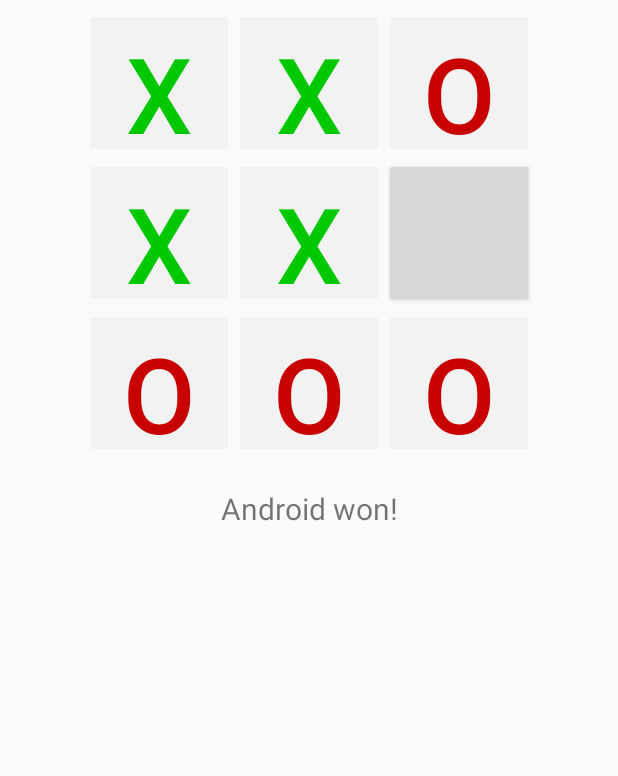
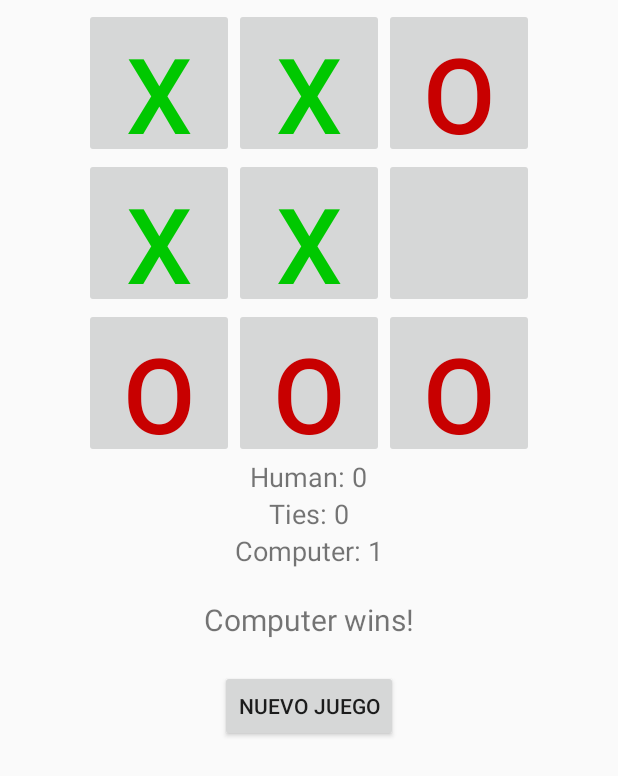
Before and after one commit to NivekTakedown/Tic-Tac-Toe-App-dadm-2024-2, an Android app built with Jetpack Compose: the screen it shows after launch (MainActivity), after a tap on an icon or button, on a phone screen of 412 x 824 dp. Shown: the top 776 px of the screen. Run offline under Robolectric (Android 15) with nearby library versions, the phone set to English and light mode, and no system bars; 3 other taps on this screen came first.

Commit message:
funcionando boton de reinicio y contador

```diff
--- a/app/src/main/java/xyz/ramos_lopez/tic_tac_toe_app/MainActivity.kt
+++ b/app/src/main/java/xyz/ramos_lopez/tic_tac_toe_app/MainActivity.kt
@@ -9,10 +9,14 @@ import androidx.activity.ComponentActivity
 
 class MainActivity : ComponentActivity() {
     private lateinit var game: TicTacToeGame
-    // Botones que forman el tablero
     private lateinit var boardButtons: Array<Button>
-    // Texto informativo
     private lateinit var infoTextView: TextView
+    private lateinit var newGameButton: Button
+
+    // Variables para el marcador
+    private var humanScore = 0
+    private var tieScore = 0
+    private var computerScore = 0
 
     override fun onCreate(savedInstanceState: Bundle?) {
         super.onCreate(savedInstanceState)
@@ -30,13 +34,21 @@ class MainActivity : ComponentActivity() {
                     6 -> R.id.seven
                     7 -> R.id.eight
                     8 -> R.id.nine
-                    else -> throw IllegalStateException("Invalid button index")
+                    else -> throw IllegalStateException("Índice de botón no válido")
                 }
             )
         }
 
         infoTextView = findViewById(R.id.information)
+        newGameButton = findViewById(R.id.new_game_button)
+
+        // Configurar el botón de nuevo juego
+        newGameButton.setOnClickListener {
+            startNewGame()
+        }
+
         game = TicTacToeGame()
+
         startNewGame()
     }
 
@@ -49,30 +61,53 @@ class MainActivity : ComponentActivity() {
                 setOnClickListener(ButtonClickListener(i))
             }
         }
-        // El humano va primero
-        infoTextView.text = "You go first."
+        infoTextView.text = getString(R.string.first_human)
+        updateScoreboard()
     }
 
-    // Manejador de clicks en los botones del tablero
+    private fun updateScoreboard() {
+        // Actualiza el marcador en la pantalla
+        findViewById<TextView>(R.id.human_score).text = "Human: $humanScore"
+        findViewById<TextView>(R.id.tie_score).text = "Ties: $tieScore"
+        findViewById<TextView>(R.id.computer_score).text = "Computer: $computerScore"
+    }
+
     private inner class ButtonClickListener(private val location: Int) : View.OnClickListener {
         override fun onClick(view: View) {
             if (boardButtons[location].isEnabled) {
                 setMove(TicTacToeGame.HUMAN_PLAYER, location)
-                // Si no hay ganador aún, deja que la computadora haga su movimiento
                 var winner = game.checkForWinner()
                 if (winner == 0) {
-                    infoTextView.text = "It's Android's turn."
+                    infoTextView.text = getString(R.string.turn_computer)
                     val move = game.getComputerMove()
                     setMove(TicTacToeGame.COMPUTER_PLAYER, move)
                     winner = game.checkForWinner()
                 }
 
                 infoTextView.text = when (winner) {
-                    0 -> "It's your turn."
-                    1 -> "It's a tie!"
-                    2 -> "You won!"
-                    else -> "Android won!"
+                    0 -> getString(R.string.turn_human)
+                    1 -> {
+                        tieScore++  // Incrementar el marcador de empates
+                        getString(R.string.result_tie)
+                    }
+                    2 -> {
+                        humanScore++  // Incrementar el marcador de humanos
+                        getString(R.string.result_human_wins)
+                    }
+                    else -> {
+                        computerScore++  // Incrementar el marcador de la computadora
+                        getString(R.string.result_computer_wins)
+                    }
                 }
+
+                // Deshabilitar todos los botones solo cuando el juego haya terminado
+                if (winner != 0) {
+                    boardButtons.forEach { button ->
+                        button.isEnabled = false
+                    }
+                }
+
+                updateScoreboard()  // Actualizar el marcador
             }
         }
     }
--- a/app/src/main/java/xyz/ramos_lopez/tic_tac_toe_app/TicTacToeGame.kt
+++ b/app/src/main/java/xyz/ramos_lopez/tic_tac_toe_app/TicTacToeGame.kt
@@ -5,6 +5,7 @@ import kotlin.random.Random
 class TicTacToeGame {
     private var mBoard = CharArray(BOARD_SIZE) { (it + 1).toString()[0] }
     private val mRand = Random
+    private var gameOver = false // Nueva variable para verificar si el juego terminó
 
     companion object {
         const val BOARD_SIZE = 9
@@ -18,6 +19,7 @@ class TicTacToeGame {
         for (i in 0 until BOARD_SIZE) {
             mBoard[i] = OPEN_SPOT
         }
+        gameOver = false // Reinicia el estado del juego cuando se limpia el tablero
     }
 
     /**
@@ -25,8 +27,15 @@ class TicTacToeGame {
      * The location must be available, or the board will not be changed.
      */
     fun setMove(player: Char, location: Int) {
+        if (gameOver) return // Si el juego ha terminado, no se pueden hacer más movimientos
+
         if (location in 0 until BOARD_SIZE && mBoard[location] == OPEN_SPOT) {
             mBoard[location] = player
+        }
+
+        // Comprobar si el juego terminó después del movimiento
+        if (checkForWinner() != 0) {
+            gameOver = true
         }
     }
 
@@ -36,6 +45,8 @@ class TicTacToeGame {
      * @return The best move for the computer to make (0-8).
      */
     fun getComputerMove(): Int {
+        if (gameOver) return -1 // Si el juego ha terminado, no se puede realizar el movimiento
+
         // First see if there's a move O can make to win
         for (i in 0 until BOARD_SIZE) {
             if (mBoard[i] == OPEN_SPOT) {
--- a/app/src/main/res/layout/main.xml
+++ b/app/src/main/res/layout/main.xml
@@ -5,6 +5,7 @@
     android:layout_height="match_parent"
     android:gravity="center_horizontal">
 
+    <!-- Diseño principal -->
     <TableLayout
         android:id="@+id/play_grid"
         android:layout_width="match_parent"
@@ -74,6 +75,26 @@
                 android:textSize="70dp" />
         </TableRow>
     </TableLayout>
+    <TextView
+        android:id="@+id/human_score"
+        android:layout_width="wrap_content"
+        android:layout_height="wrap_content"
+        android:text="Human: 0"
+        android:textSize="18sp" />
+
+    <TextView
+        android:id="@+id/tie_score"
+        android:layout_width="wrap_content"
+        android:layout_height="wrap_content"
+        android:text="Ties: 0"
+        android:textSize="18sp" />
+
+    <TextView
+        android:id="@+id/computer_score"
+        android:layout_width="wrap_content"
+        android:layout_height="wrap_content"
+        android:text="Computer: 0"
+        android:textSize="18sp" />
 
     <TextView
         android:id="@+id/information"
@@ -83,4 +104,12 @@
         android:gravity="center_horizontal"
         android:layout_marginTop="20dp"
         android:textSize="20dp" />
+
+    <!-- Botón para iniciar un nuevo juego -->
+    <Button
+        android:id="@+id/new_game_button"
+        android:layout_width="wrap_content"
+        android:layout_height="wrap_content"
+        android:text="Nuevo Juego"
+        android:layout_marginTop="20dp" />
 </LinearLayout>
--- /dev/null
+++ b/app/src/main/res/menu/main_menu.xml
@@ -0,0 +1,6 @@
+<menu xmlns:android="http://schemas.android.com/apk/res/android">
+    <item
+        android:id="@+id/menu_new_game"
+        android:title="@string/new_game"
+        android:showAsAction="always" />
+</menu>
--- a/app/src/main/res/values/strings.xml
+++ b/app/src/main/res/values/strings.xml
@@ -1,3 +1,10 @@
 <resources>
     <string name="app_name">Tic-Tac-Toe-App</string>
-</resources>
+    <string name="new_game">New Game</string>
+    <string name="first_human">Your turn!</string>
+    <string name="turn_computer">Computer\'s turn...</string>
+    <string name="turn_human">Your turn!</string>
+    <string name="result_tie">It\'s a tie!</string>
+    <string name="result_human_wins">You win!</string>
+    <string name="result_computer_wins">Computer wins!</string>
+    </resources>
--- a/app/src/main/res/values/themes.xml
+++ b/app/src/main/res/values/themes.xml
@@ -1,5 +1,3 @@
-<?xml version="1.0" encoding="utf-8"?>
 <resources>
-
-    <style name="Theme.TicTacToeApp" parent="android:Theme.Material.Light.NoActionBar" />
+    <style name="Theme.TicTacToeApp" parent="Theme.AppCompat.Light.DarkActionBar" />
 </resources>
```
